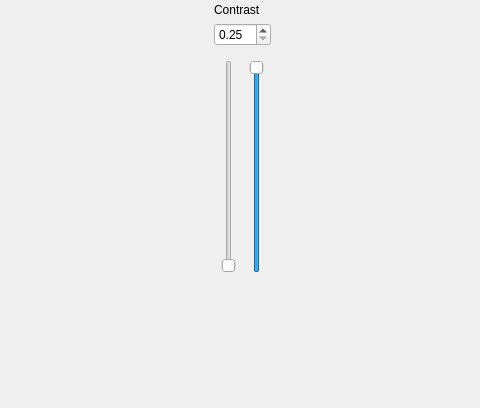
Old version of the form mainwindow.ui in the repository 607011/whiteboard-minus-one; both pictures show x 265 to 745 and y 142 to 550 of the 1016 by 668 pixel window.
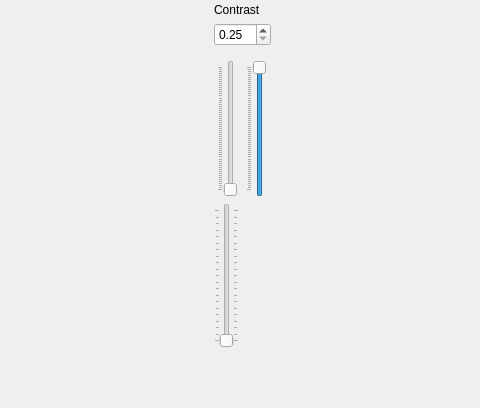
New version of the form.

Commit message: Depth buffer evaluated with halo.

```diff
--- a/mainwindow.ui
+++ b/mainwindow.ui
@@ -105,6 +105,9 @@
           <property name="orientation">
            <enum>Qt::Vertical</enum>
           </property>
+          <property name="tickPosition">
+           <enum>QSlider::TicksAbove</enum>
+          </property>
          </widget>
         </item>
         <item>
@@ -127,10 +130,26 @@
           <property name="orientation">
            <enum>Qt::Vertical</enum>
           </property>
+          <property name="tickPosition">
+           <enum>QSlider::TicksAbove</enum>
+          </property>
          </widget>
         </item>
        </layout>
       </item>
+      <item>
+       <widget class="QSlider" name="haloRadiusVerticalSlider">
+        <property name="maximum">
+         <number>20</number>
+        </property>
+        <property name="orientation">
+         <enum>Qt::Vertical</enum>
+        </property>
+        <property name="tickPosition">
+         <enum>QSlider::TicksBothSides</enum>
+        </property>
+       </widget>
+      </item>
       <item>
        <spacer name="verticalSpacer">
         <property name="orientation">
```
The commit also changes 4 other files.
